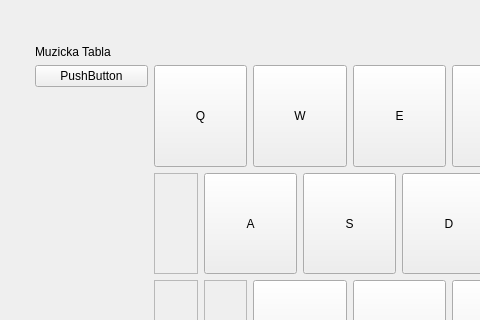
The window that src/mainwindow.ui (goldengun1/Music_Board) describes before a commit, drawn with Qt 5; both pictures show x 0 to 480 and y 0 to 320 of the 800 by 600 pixel window.
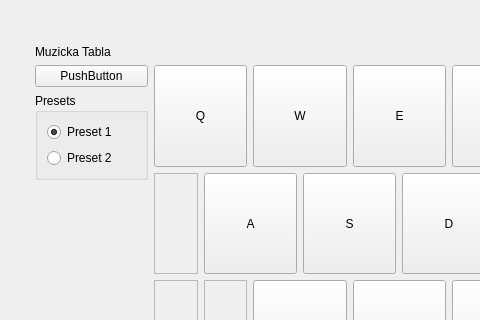
The same window after the commit. Custom widgets are drawn as their Qt base class.

Commit message: added 2 presets with pre mapped layouts

Diff of the .ui file:
```diff
--- a/src/mainwindow.ui
+++ b/src/mainwindow.ui
@@ -66,6 +66,32 @@
        </property>
       </widget>
      </item>
+     <item>
+      <widget class="QGroupBox" name="groupBox_2">
+       <property name="title">
+        <string>Presets</string>
+       </property>
+       <layout class="QVBoxLayout" name="verticalLayout_4">
+        <item>
+         <widget class="QRadioButton" name="radioPreset1">
+          <property name="text">
+           <string>Preset 1</string>
+          </property>
+          <property name="checked">
+           <bool>true</bool>
+          </property>
+         </widget>
+        </item>
+        <item>
+         <widget class="QRadioButton" name="radioPreset2">
+          <property name="text">
+           <string>Preset 2</string>
+          </property>
+         </widget>
+        </item>
+       </layout>
+      </widget>
+     </item>
      <item>
       <spacer name="verticalSpacer_4">
        <property name="orientation">
```
The commit also changes 3 other files.
